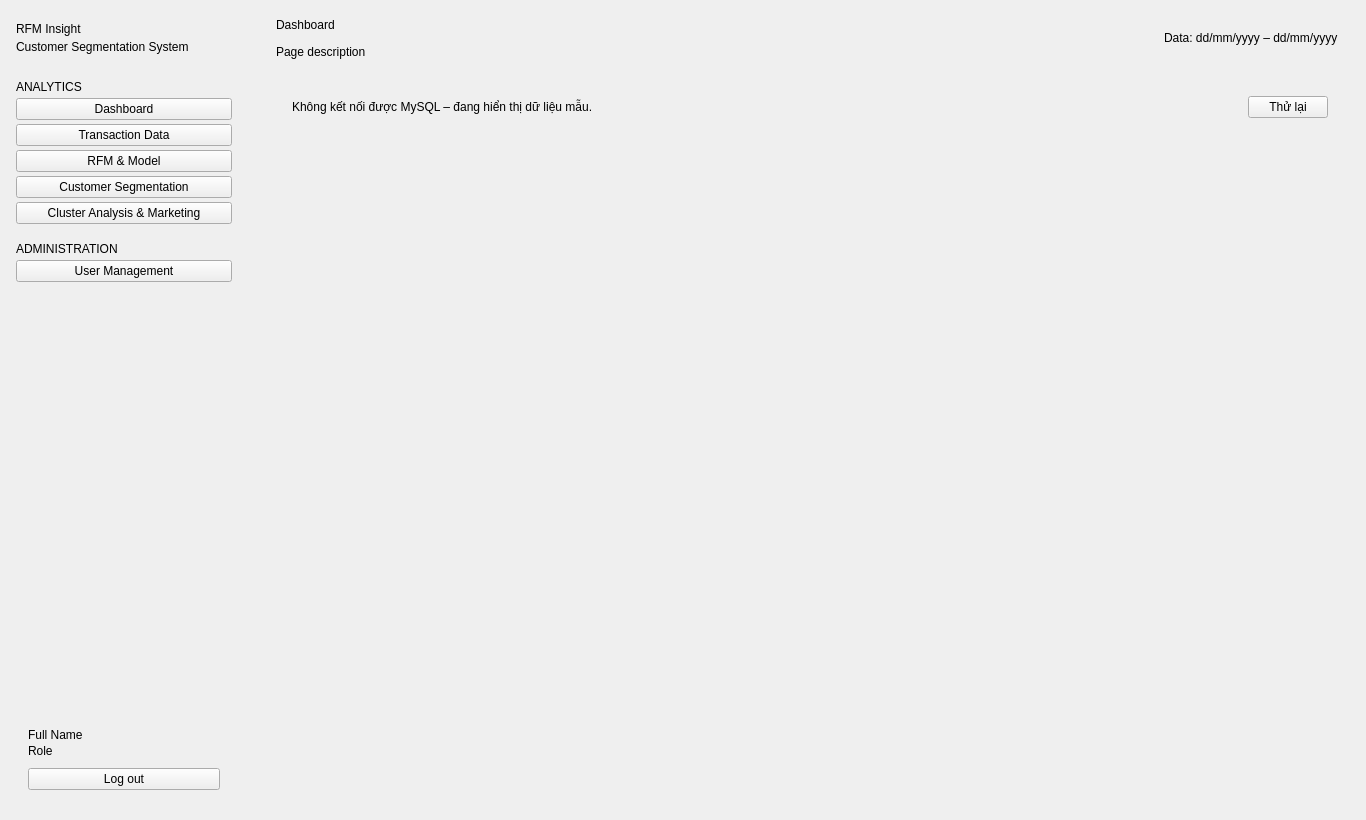
Old version of the form ui_app/ui/main_window.ui in the repository Trinh186/Machine-Learning.
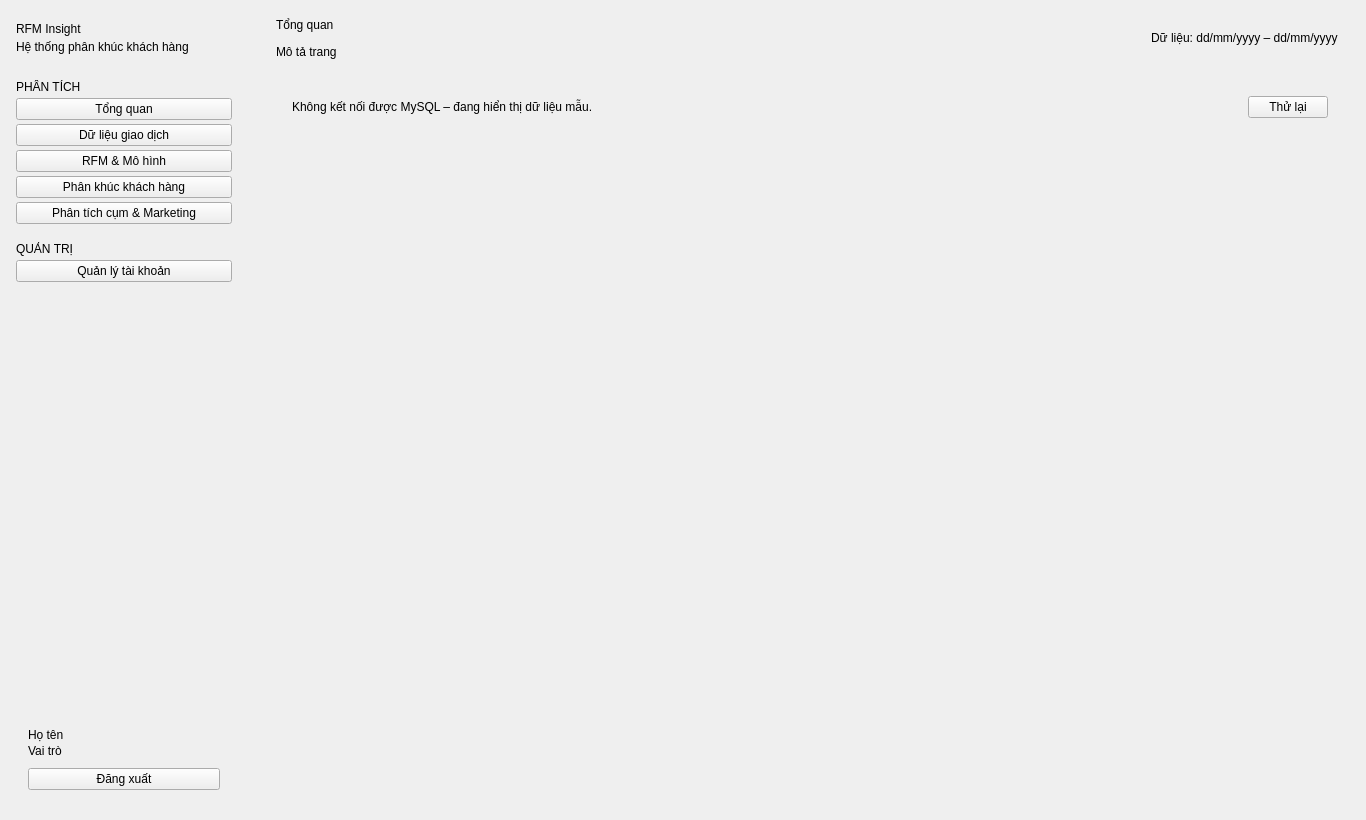
New version of the form.

```diff
--- a/ui_app/ui/main_window.ui
+++ b/ui_app/ui/main_window.ui
@@ -37,7 +37,7 @@
        </item>
        <item>
         <widget class="QLabel" name="lblAppSubtitle">
-         <property name="text"><string>Customer Segmentation System</string></property>
+         <property name="text"><string>Hệ thống phân khúc khách hàng</string></property>
         </widget>
        </item>
        <item>
@@ -49,40 +49,40 @@
        </item>
        <item>
         <widget class="QLabel" name="lblMenuSection">
-         <property name="text"><string>ANALYTICS</string></property>
+         <property name="text"><string>PHÂN TÍCH</string></property>
         </widget>
        </item>
        <item>
         <widget class="QPushButton" name="btnNavDashboard">
-         <property name="text"><string>Dashboard</string></property>
+         <property name="text"><string>Tổng quan</string></property>
          <property name="checkable"><bool>true</bool></property>
          <property name="cssClass" stdset="0"><string>navButton</string></property>
         </widget>
        </item>
        <item>
         <widget class="QPushButton" name="btnNavTransactions">
-         <property name="text"><string>Transaction Data</string></property>
+         <property name="text"><string>Dữ liệu giao dịch</string></property>
          <property name="checkable"><bool>true</bool></property>
          <property name="cssClass" stdset="0"><string>navButton</string></property>
         </widget>
        </item>
        <item>
         <widget class="QPushButton" name="btnNavRfmModel">
-         <property name="text"><string>RFM &amp;&amp; Model</string></property>
+         <property name="text"><string>RFM &amp;&amp; Mô hình</string></property>
          <property name="checkable"><bool>true</bool></property>
          <property name="cssClass" stdset="0"><string>navButton</string></property>
         </widget>
        </item>
        <item>
         <widget class="QPushButton" name="btnNavSegmentation">
-         <property name="text"><string>Customer Segmentation</string></property>
+         <property name="text"><string>Phân khúc khách hàng</string></property>
          <property name="checkable"><bool>true</bool></property>
          <property name="cssClass" stdset="0"><string>navButton</string></property>
         </widget>
        </item>
        <item>
         <widget class="QPushButton" name="btnNavMarketing">
-         <property name="text"><string>Cluster Analysis &amp;&amp; Marketing</string></property>
+         <property name="text"><string>Phân tích cụm &amp;&amp; Marketing</string></property>
          <property name="checkable"><bool>true</bool></property>
          <property name="cssClass" stdset="0"><string>navButton</string></property>
         </widget>
@@ -96,12 +96,12 @@
        </item>
        <item>
         <widget class="QLabel" name="lblAdminSection">
-         <property name="text"><string>ADMINISTRATION</string></property>
+         <property name="text"><string>QUẢN TRỊ</string></property>
         </widget>
        </item>
        <item>
         <widget class="QPushButton" name="btnNavUsers">
-         <property name="text"><string>User Management</string></property>
+         <property name="text"><string>Quản lý tài khoản</string></property>
          <property name="checkable"><bool>true</bool></property>
          <property name="cssClass" stdset="0"><string>navButton</string></property>
         </widget>
@@ -122,12 +122,12 @@
           <property name="bottomMargin"><number>12</number></property>
           <item>
            <widget class="QLabel" name="lblUserName">
-            <property name="text"><string>Full Name</string></property>
+            <property name="text"><string>Họ tên</string></property>
            </widget>
           </item>
           <item>
            <widget class="QLabel" name="lblUserRole">
-            <property name="text"><string>Role</string></property>
+            <property name="text"><string>Vai trò</string></property>
            </widget>
           </item>
           <item>
@@ -139,7 +139,7 @@
           </item>
           <item>
            <widget class="QPushButton" name="btnLogout">
-            <property name="text"><string>Log out</string></property>
+            <property name="text"><string>Đăng xuất</string></property>
            </widget>
           </item>
          </layout>
@@ -172,12 +172,12 @@
             <property name="spacing"><number>2</number></property>
             <item>
              <widget class="QLabel" name="lblPageTitle">
-              <property name="text"><string>Dashboard</string></property>
+              <property name="text"><string>Tổng quan</string></property>
              </widget>
             </item>
             <item>
              <widget class="QLabel" name="lblPageSubtitle">
-              <property name="text"><string>Page description</string></property>
+              <property name="text"><string>Mô tả trang</string></property>
              </widget>
             </item>
            </layout>
@@ -191,7 +191,7 @@
           <item>
            <widget class="QLabel" name="lblDataRange">
             <property name="maximumSize"><size><width>16777215</width><height>30</height></size></property>
-            <property name="text"><string>Data: dd/mm/yyyy – dd/mm/yyyy</string></property>
+            <property name="text"><string>Dữ liệu: dd/mm/yyyy – dd/mm/yyyy</string></property>
            </widget>
           </item>
          </layout>
```
